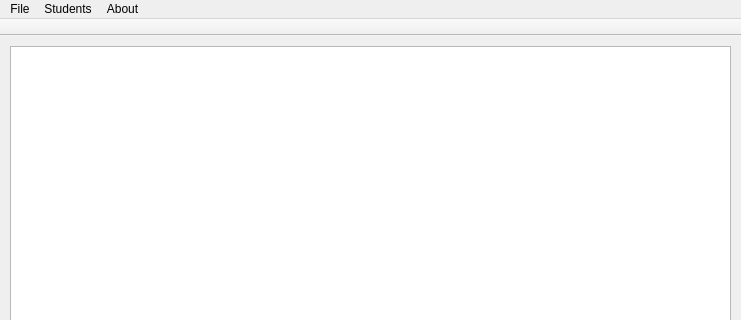
Qt form mainwindow.ui (AnwarMohamed/StudentBook) before a commit; both pictures show x 0 to 741 and y 0 to 320 of the 741 by 485 pixel window.
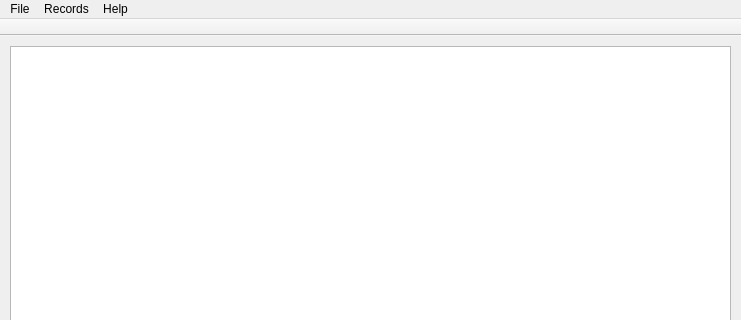
The same form after that commit. Icons and pictures are not drawn.

```diff
--- a/mainwindow.ui
+++ b/mainwindow.ui
@@ -52,7 +52,7 @@
    </widget>
    <widget class="QMenu" name="menuStudents">
     <property name="title">
-     <string>Students</string>
+     <string>Records</string>
     </property>
     <widget class="QMenu" name="menuSort">
      <property name="title">
@@ -76,7 +76,7 @@
    </widget>
    <widget class="QMenu" name="menuAbout">
     <property name="title">
-     <string>About</string>
+     <string>Help</string>
     </property>
     <addaction name="actionCreators"/>
    </widget>
```
Left out of the diff: 5 changed lines with no effect on the pictures.
